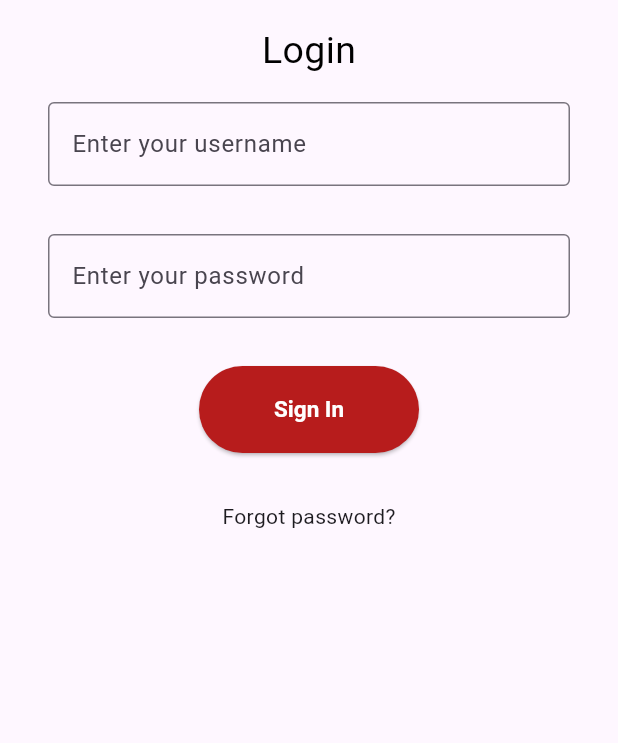
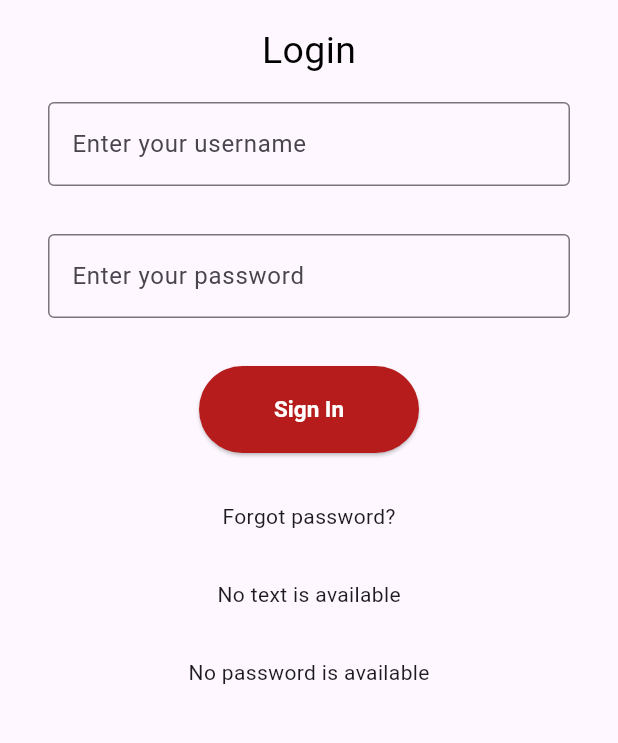
Before and after one commit to ManibharathiDev/Flutter_Learning, a Flutter app: the screen it shows after launch, on a phone screen of 412 x 824 dp, the part 84-827 px from its top. Run offline on Flutter 3.47's test engine with Material 3 defaults, Android fonts, the phone set to English and light mode, and no system bars.

Commit message:
State Full with read text field value

```diff
--- a/lib/main.dart
+++ b/lib/main.dart
@@ -10,9 +10,219 @@ class MyApp extends StatelessWidget{
   Widget build(BuildContext context) {
     return MaterialApp(
       title: 'Suguna Demo Flutter App',
-      home: MyHomePage(),
+      home: Home(),
     );
   }
+
+}
+
+class Home extends StatefulWidget{
+  @override
+  State<StatefulWidget> createState() {
+    //return _HomeState();
+    return _myHomeState();
+  }
+
+}
+
+class _myHomeState extends State<Home>{
+  final titleController = TextEditingController();
+  final passwordController = TextEditingController();
+  String text = "No text is available";
+  String password = "No password is available";
+
+  void _setText(){
+    setState(() {
+        text = titleController.text;
+    });
+  }
+
+  void _setPassword(){
+    setState(() {
+        password = passwordController.text;
+    });
+  }
+
+  @override
+  Widget build(BuildContext context) {
+      return Scaffold(
+      appBar: AppBar(
+        backgroundColor: Colors.red.shade900,
+        title: Text('Suguna Demo app',
+        style: TextStyle(
+          color: Colors.white
+        ),
+        ),
+      ),
+      body: Container(
+        margin: EdgeInsets.all(16),
+        child: Center(
+            child: Column(
+              children: [
+                Text("Login", style: TextStyle(
+                  color: Colors.black,
+                  fontSize: 25,
+                ),),
+
+                Padding(padding: EdgeInsets.all(16),
+                  child: TextField(
+
+                    decoration: InputDecoration(
+                      border: OutlineInputBorder(),
+                      hintText: 'Enter your username'
+                    ),
+                    controller: titleController,
+                ),
+                ),
+
+                Padding(padding: EdgeInsets.all(16),
+                  child: TextField(
+                    obscureText: true,
+                    decoration: InputDecoration(
+                      border: OutlineInputBorder(),
+                      hintText: 'Enter your password'
+                    ),
+                    controller: passwordController,
+
+                ),
+                ),
+
+                Padding(padding: EdgeInsets.all(16),
+                  child: ElevatedButton(
+                        style: ElevatedButton.styleFrom(
+                        backgroundColor: Colors.red.shade900,
+                        padding: EdgeInsets.symmetric(horizontal: 50, vertical: 20),
+                        textStyle: TextStyle(
+                        fontSize: 15,
+                        fontWeight: FontWeight.bold)),
+                        onPressed: ()
+                        {
+
+                          _setText();
+                          _setPassword();
+                          // Navigator.push(context,
+                          // MaterialPageRoute(builder: (context) => AboutPage())
+                          // );
+
+                      }, child: Text('Sign In', style: TextStyle(
+                        color: Colors.white,
+                      ),)),
+                ),
+
+                Padding(padding: EdgeInsets.all(16),
+                  child: Text('Forgot password?'),
+                ),
+
+                Padding(padding: EdgeInsets.all(16),
+                  child: Text(text),
+                ),
+
+                Padding(padding: EdgeInsets.all(16),
+                  child: Text(password),
+                ),
+
+              ],
+            ),
+        ),
+      ),
+    );
+  }
+
+}
+
+/**
+ * One way to use state
+ */
+class _HomeState extends State<Home>{
+
+  late String title;
+  String text = "No text is available";
+
+  void _setText(){
+    setState(() {
+        text = title;
+    });
+  }
+
+  @override
+  Widget build(BuildContext context) {
+      return Scaffold(
+      appBar: AppBar(
+        backgroundColor: Colors.red.shade900,
+        title: Text('Suguna Demo app',
+        style: TextStyle(
+          color: Colors.white
+        ),
+        ),
+      ),
+      body: Container(
+        margin: EdgeInsets.all(16),
+        child: Center(
+            child: Column(
+              children: [
+                Text("Login", style: TextStyle(
+                  color: Colors.black,
+                  fontSize: 25,
+                ),),
+
+                Padding(padding: EdgeInsets.all(16),
+                  child: TextField(
+
+                    decoration: InputDecoration(
+                      border: OutlineInputBorder(),
+                      hintText: 'Enter your username'
+                    ),
+                    onChanged: (value) => title = value,
+                ),
+                ),
+
+                Padding(padding: EdgeInsets.all(16),
+                  child: TextField(
+                    obscureText: true,
+                    decoration: InputDecoration(
+                      border: OutlineInputBorder(),
+                      hintText: 'Enter your password'
+                    ),
+                ),
+                ),
+
+                Padding(padding: EdgeInsets.all(16),
+                  child: ElevatedButton(
+                        style: ElevatedButton.styleFrom(
+                        backgroundColor: Colors.red.shade900,
+                        padding: EdgeInsets.symmetric(horizontal: 50, vertical: 20),
+                        textStyle: TextStyle(
+                        fontSize: 15,
+                        fontWeight: FontWeight.bold)),
+                        onPressed: ()
+                        {
+
+                          _setText();
+
+                          // Navigator.push(context,
+                          // MaterialPageRoute(builder: (context) => AboutPage())
+                          // );
+
+                      }, child: Text('Sign In', style: TextStyle(
+                        color: Colors.white,
+                      ),)),
+                ),
+
+                Padding(padding: EdgeInsets.all(16),
+                  child: Text('Forgot password?'),
+                ),
+
+                Padding(padding: EdgeInsets.all(16),
+                  child: Text(text),
+                ),
+
+              ],
+            ),
+        ),
+      ),
+    );
+  }
+
 
 }
 
```
